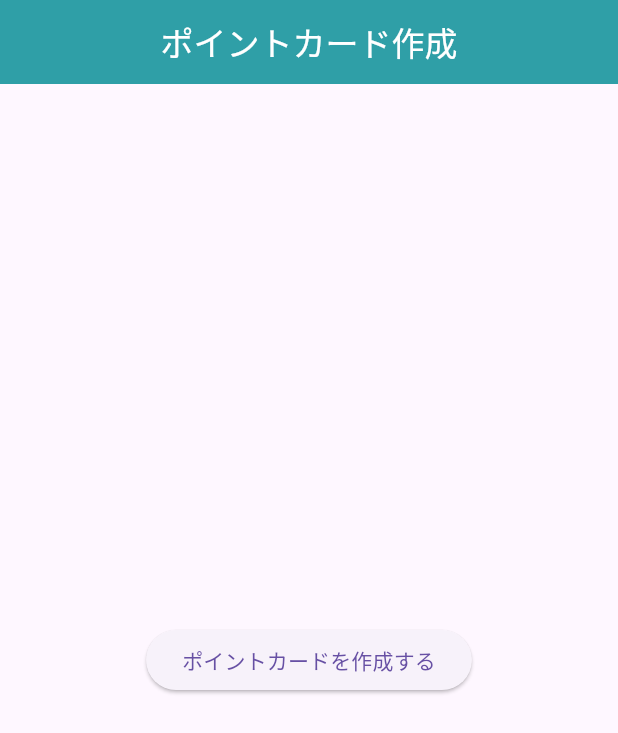
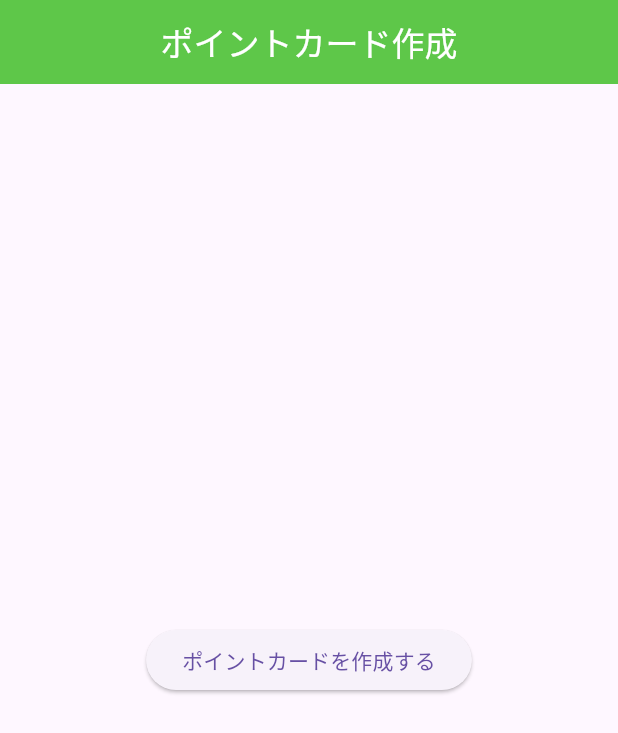
Before and after one commit to TOAroom/Hack_u-PBL, a Flutter app: the Pagecreate screen opened by its route, on a phone screen of 412 x 824 dp. Shown: the top 733 px of the screen. Run offline on Flutter 3.47's test engine with Material 3 defaults, Android fonts, the phone set to English and light mode, and no system bars; our stand-ins replace bordered_text, flutter_riverpod, go_router, percent_indicator, qr_flutter.

Commit message:
ポイントカード作成のappbarの色を青から緑に変更

```diff
--- a/lib/customer_OR_store/store_page_main/page_create/create_card_main/card_list_page.dart
+++ b/lib/customer_OR_store/store_page_main/page_create/create_card_main/card_list_page.dart
@@ -305,6 +305,7 @@ class _CardListPageState extends State<CardListPage> {
     );
     return Scaffold(
       appBar: AppBar(
+        backgroundColor: const Color.fromARGB(255, 94, 199, 73),
         title: Text('ポイントカード一覧'),
         leading: IconButton(
           icon: Icon(Icons.arrow_back),
--- a/lib/customer_OR_store/store_page_main/page_create/page_create.dart
+++ b/lib/customer_OR_store/store_page_main/page_create/page_create.dart
@@ -18,7 +18,7 @@ class Pagecreate extends StatelessWidget {
   Widget build(BuildContext context) {
     // 画面の上に表示するバー
     final appBar = AppBar(
-      backgroundColor: const Color.fromARGB(255, 47, 159, 167),
+      backgroundColor: const Color.fromARGB(255, 94, 199, 73),
       title: const Text(
         'ポイントカード作成',
         style: TextStyle(color: Colors.white),
```
